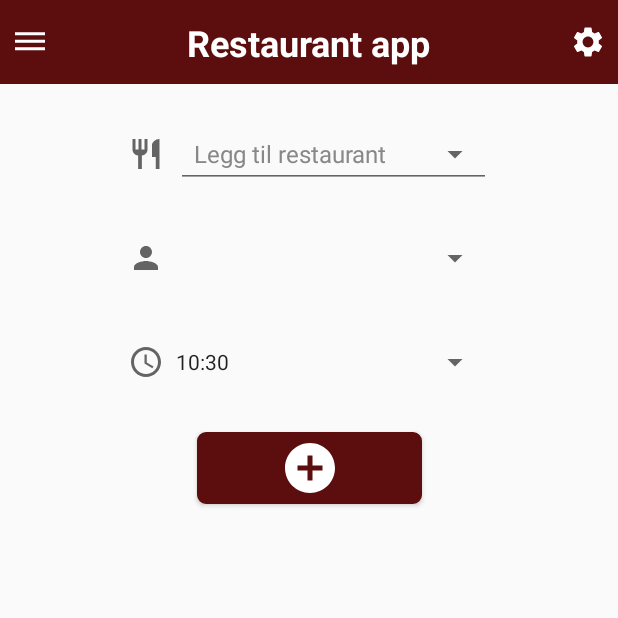
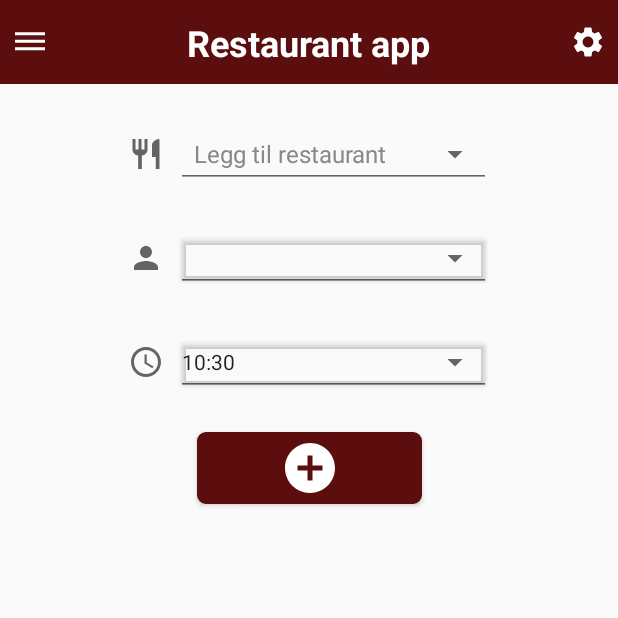
Before and after one commit to WilliamNerem/ApputviklingMappe2, an Android app: the BestillBord screen opened directly, with no data from a screen before it, on a phone screen of 412 x 824 dp, the top half of it. Run offline under Robolectric (Android 15) with nearby library versions, the phone set to English and light mode, and no system bars.

Commit message:
Lagt til link til preferanser på alle sider og lagt til underline på btn

```diff
--- a/ApputviklingMappe2/app/src/main/java/com/example/apputviklingmappe2/BestillBord.java
+++ b/ApputviklingMappe2/app/src/main/java/com/example/apputviklingmappe2/BestillBord.java
@@ -4,6 +4,7 @@ import android.app.AlertDialog;
 import android.app.DatePickerDialog;
 import android.app.TimePickerDialog;
 import android.content.DialogInterface;
+import android.content.Intent;
 import android.graphics.Color;
 import android.os.Bundle;
 import android.util.Log;
@@ -13,6 +14,7 @@ import android.widget.AdapterView;
 import android.widget.ArrayAdapter;
 import android.widget.Button;
 import android.widget.DatePicker;
+import android.widget.ImageView;
 import android.widget.Spinner;
 import android.widget.TextView;
 import android.widget.TimePicker;
@@ -37,6 +39,7 @@ public class BestillBord extends AppCompatActivity {
     private Button timeButton;
     private Button friendsButton;
     private Spinner restaurantSpinner;
+    private ImageView ivPreferanser;
     private DBHandler db;
     ArrayList<Venn> chosenVenner= new ArrayList();
     static boolean[] checkedItems = new boolean[0];
@@ -52,9 +55,20 @@ public class BestillBord extends AppCompatActivity {
         timeButton.setText(getCurrentTime());
         friendsButton = findViewById(R.id.chooseFriend);
         restaurantSpinner = (Spinner) findViewById(R.id.chooseRestaurant);
+        ivPreferanser = findViewById(R.id.settings);
         friendsButtonOnclick();
         db = new DBHandler(this);
+        buttons();
         setSpinner();
+    }
+
+    private void buttons(){
+        ivPreferanser.setOnClickListener(new View.OnClickListener() {
+            @Override
+            public void onClick(View v) {
+                startActivity(new Intent(BestillBord.this, Preferanser.class));
+            }
+        });
     }
 
     public void addinDB(View v) {
--- a/ApputviklingMappe2/app/src/main/res/layout/bestill_bord.xml
+++ b/ApputviklingMappe2/app/src/main/res/layout/bestill_bord.xml
@@ -69,7 +69,7 @@
             app:srcCompat="@drawable/ic_baseline_person_24" />
 
         <Button
-            style="?android:spinnerStyle"
+            style="@style/Base.Widget.AppCompat.Spinner.Underlined"
             android:id="@+id/chooseFriend"
             android:layout_width="210dp"
             android:layout_height="45dp"
@@ -108,7 +108,7 @@
             android:id="@+id/choseTime"
             android:layout_width="210dp"
             android:layout_height="45dp"
-            style="?android:spinnerStyle"
+            style="@style/Base.Widget.AppCompat.Spinner.Underlined"
             android:onClick="openTimePicker"
             app:layout_constraintBottom_toBottomOf="parent"
             app:layout_constraintEnd_toEndOf="parent"
--- a/ApputviklingMappe2/app/src/main/res/layout/preferanser.xml
+++ b/ApputviklingMappe2/app/src/main/res/layout/preferanser.xml
@@ -70,7 +70,7 @@
 
         <Button
             android:id="@+id/time"
-            style="?android:spinnerStyle"
+            style="@style/Base.Widget.AppCompat.Spinner.Underlined"
             android:layout_width="157dp"
             android:layout_height="38dp"
             android:onClick="openTimePicker"
```
Also changed, not shown: ApputviklingMappe2/app/src/main/java/com/example/apputviklingmappe2/Restauranter.java (+10 -0 lines), ApputviklingMappe2/app/src/main/java/com/example/apputviklingmappe2/RestauranterList.java (+10 -0 lines), ApputviklingMappe2/app/src/main/java/com/example/apputviklingmappe2/Venner.java (+9 -0 lines), ApputviklingMappe2/app/src/main/java/com/example/apputviklingmappe2/VennerList.java (+10 -0 lines).
